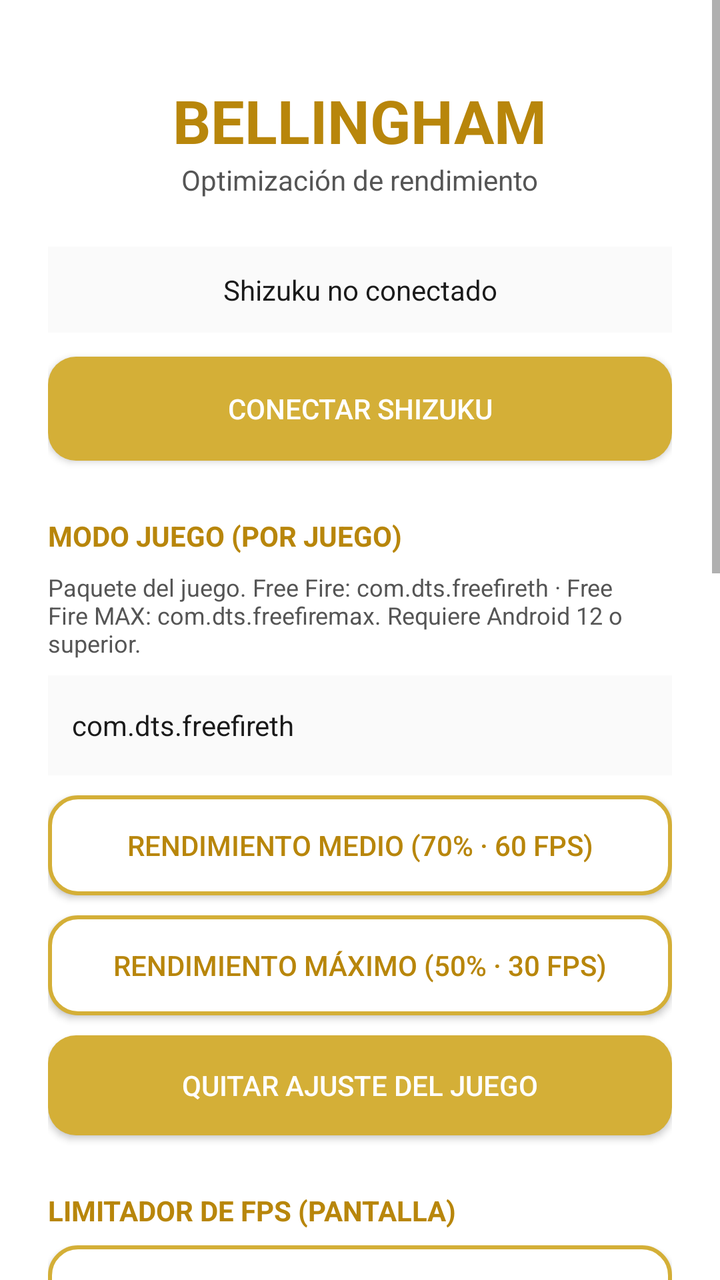
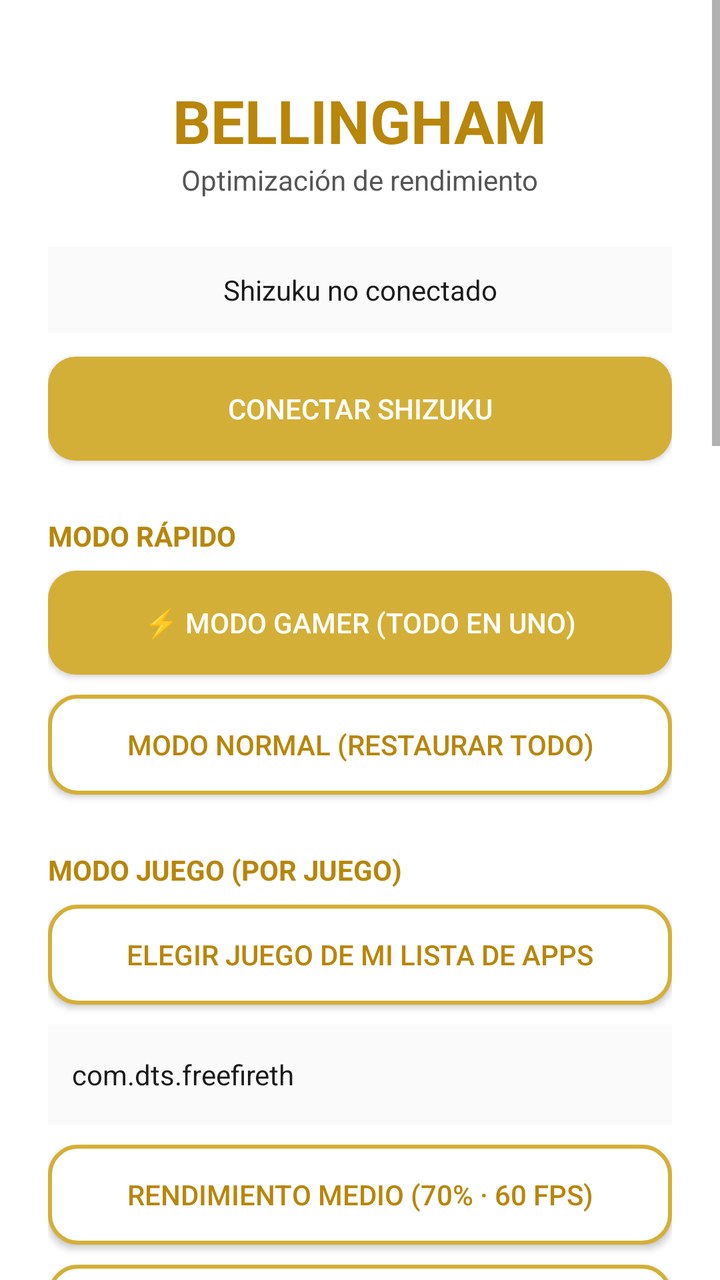

Screens rendered from an Android XML layout before and after an edit, with the pre-edit source and the edit as a unified diff.
<!-- AndroidManifest.xml: application theme Theme.Bellingham -->
<!-- res/layout/activity_main.xml -->
<?xml version="1.0" encoding="utf-8"?>
<ScrollView xmlns:android="http://schemas.android.com/apk/res/android"
    android:layout_width="match_parent"
    android:layout_height="match_parent"
    android:background="@color/white">

    <LinearLayout
        android:layout_width="match_parent"
        android:layout_height="wrap_content"
        android:orientation="vertical"
        android:padding="24dp">

        <TextView
            android:layout_width="wrap_content"
            android:layout_height="wrap_content"
            android:layout_gravity="center"
            android:text="BELLINGHAM"
            android:textColor="@color/gold_dark"
            android:textSize="30sp"
            android:textStyle="bold"
            android:layout_marginTop="16dp"/>

        <TextView
            android:layout_width="wrap_content"
            android:layout_height="wrap_content"
            android:layout_gravity="center"
            android:text="Optimización de rendimiento"
            android:textColor="@color/gray_text"
            android:textSize="14sp"
            android:layout_marginBottom="24dp"/>

        <TextView
            android:id="@+id/statusText"
            android:layout_width="match_parent"
            android:layout_height="wrap_content"
            android:text="Shizuku no conectado"
            android:textColor="@color/black"
            android:textSize="14sp"
            android:gravity="center"
            android:padding="12dp"
            android:background="@color/off_white"
            android:layout_marginBottom="12dp"/>

        <Button
            android:id="@+id/connectButton"
            android:layout_width="match_parent"
            android:layout_height="52dp"
            android:text="Conectar Shizuku"
            android:textColor="@color/white"
            android:background="@drawable/button_gold"
            android:layout_marginBottom="28dp"/>

        <TextView
            android:layout_width="wrap_content"
            android:layout_height="wrap_content"
            android:text="MODO JUEGO (POR JUEGO)"
            android:textColor="@color/gold_dark"
            android:textStyle="bold"
            android:textSize="14sp"
            android:layout_marginBottom="8dp"/>

        <TextView
            android:layout_width="match_parent"
            android:layout_height="wrap_content"
            android:text="Paquete del juego. Free Fire: com.dts.freefireth · Free Fire MAX: com.dts.freefiremax. Requiere Android 12 o superior."
            android:textColor="@color/gray_text"
            android:textSize="12sp"
            android:layout_marginBottom="8dp"/>

        <EditText
            android:id="@+id/etPackage"
            android:layout_width="match_parent"
            android:layout_height="50dp"
            android:text="com.dts.freefireth"
            android:textColor="@color/black"
            android:textSize="14sp"
            android:padding="12dp"
            android:singleLine="true"
            android:background="@color/off_white"
            android:layout_marginBottom="10dp"/>

        <Button
            android:id="@+id/btnGameMedio"
            android:layout_width="match_parent"
            android:layout_height="50dp"
            android:text="Rendimiento medio (70% · 60 FPS)"
            android:textColor="@color/gold_dark"
            android:background="@drawable/button_outline"
            android:layout_marginBottom="10dp"/>

        <Button
            android:id="@+id/btnGameMax"
            android:layout_width="match_parent"
            android:layout_height="50dp"
            android:text="Rendimiento máximo (50% · 30 FPS)"
            android:textColor="@color/gold_dark"
            android:background="@drawable/button_outline"
            android:layout_marginBottom="10dp"/>

        <Button
            android:id="@+id/btnGameReset"
            android:layout_width="match_parent"
            android:layout_height="50dp"
            android:text="Quitar ajuste del juego"
            android:textColor="@color/white"
            android:background="@drawable/button_gold"
            android:layout_marginBottom="28dp"/>

        <TextView
            android:layout_width="wrap_content"
            android:layout_height="wrap_content"
            android:text="LIMITADOR DE FPS (PANTALLA)"
            android:textColor="@color/gold_dark"
            android:textStyle="bold"
            android:textSize="14sp"
            android:layout_marginBottom="8dp"/>

        <Button
            android:id="@+id/btnFps30"
            android:layout_width="match_parent"
            android:layout_height="50dp"
            android:text="30 Hz"
            android:textColor="@color/gold_dark"
            android:background="@drawable/button_outline"
            android:layout_marginBottom="10dp"/>

        <Button
            android:id="@+id/btnFps60"
            android:layout_width="match_parent"
            android:layout_height="50dp"
            android:text="60 Hz"
            android:textColor="@color/gold_dark"
            android:background="@drawable/button_outline"
            android:layout_marginBottom="10dp"/>

        <Button
            android:id="@+id/btnFps90"
            android:layout_width="match_parent"
            android:layout_height="50dp"
            android:text="90 Hz"
            android:textColor="@color/gold_dark"
            android:background="@drawable/button_outline"
            android:layout_marginBottom="10dp"/>

        <Button
            android:id="@+id/btnFpsReset"
            android:layout_width="match_parent"
            android:layout_height="50dp"
            android:text="Automático (restaurar)"
            android:textColor="@color/white"
            android:background="@drawable/button_gold"
            android:layout_marginBottom="28dp"/>

        <TextView
            android:layout_width="wrap_content"
            android:layout_height="wrap_content"
            android:text="RESOLUCIÓN DE PANTALLA"
            android:textColor="@color/gold_dark"
            android:textStyle="bold"
            android:textSize="14sp"
            android:layout_marginBottom="8dp"/>

        <Button
            android:id="@+id/btnOriginal"
            android:layout_width="match_parent"
            android:layout_height="50dp"
            android:text="Original (restaurar)"
            android:textColor="@color/gold_dark"
            android:background="@drawable/button_outline"
            android:layout_marginBottom="10dp"/>

        <Button
            android:id="@+id/btnMedia"
            android:layout_width="match_parent"
            android:layout_height="50dp"
            android:text="Media (720x1280)"
            android:textColor="@color/gold_dark"
            android:background="@drawable/button_outline"
            android:layout_marginBottom="10dp"/>

        <Button
            android:id="@+id/btnBaja"
            android:layout_width="match_parent"
            android:layout_height="50dp"
            android:text="Baja (540x960)"
            android:textColor="@color/gold_dark"
            android:background="@drawable/button_outline"
            android:layout_marginBottom="10dp"/>

        <Button
            android:id="@+id/btnUltraBaja"
            android:layout_width="match_parent"
            android:layout_height="50dp"
            android:text="Ultra baja (480x854)"
            android:textColor="@color/gold_dark"
            android:background="@drawable/button_outline"
            android:layout_marginBottom="28dp"/>

        <TextView
            android:layout_width="wrap_content"
            android:layout_height="wrap_content"
            android:text="EXTRAS"
            android:textColor="@color/gold_dark"
            android:textStyle="bold"
            android:textSize="14sp"
            android:layout_marginBottom="8dp"/>

        <Button
            android:id="@+id/btnAnimOff"
            android:layout_width="match_parent"
            android:layout_height="50dp"
            android:text="Quitar animaciones del sistema"
            android:textColor="@color/gold_dark"
            android:background="@drawable/button_outline"
            android:layout_marginBottom="10dp"/>

        <Button
            android:id="@+id/btnAnimOn"
            android:layout_width="match_parent"
            android:layout_height="50dp"
            android:text="Restaurar animaciones"
            android:textColor="@color/gold_dark"
            android:background="@drawable/button_outline"
            android:layout_marginBottom="10dp"/>

        <Button
            android:id="@+id/btnRam"
            android:layout_width="match_parent"
            android:layout_height="52dp"
            android:text="Cerrar apps en segundo plano"
            android:textColor="@color/white"
            android:background="@drawable/button_gold"
            android:layout_marginBottom="40dp"/>

    </LinearLayout>
</ScrollView>
<!-- resources referenced by this layout -->
<resources>
  <color name="black">#1A1A1A</color>
  <color name="gold_dark">#B8860B</color>
  <color name="gray_text">#555555</color>
  <color name="off_white">#FAFAFA</color>
  <color name="white">#FFFFFF</color>
  <!-- drawable button_gold (drawable) -->
  <?xml version="1.0" encoding="utf-8"?>
  <shape xmlns:android="http://schemas.android.com/apk/res/android">
      <solid android:color="@color/gold"/>
      <corners android:radius="14dp"/>
  </shape>
  <!-- drawable button_outline (drawable) -->
  <?xml version="1.0" encoding="utf-8"?>
  <shape xmlns:android="http://schemas.android.com/apk/res/android">
      <solid android:color="@color/white"/>
      <stroke android:width="2dp" android:color="@color/gold"/>
      <corners android:radius="14dp"/>
  </shape>
  <style name="Theme.Bellingham" parent="Theme.MaterialComponents.Light.NoActionBar">
          <item name="colorPrimary">@color/gold</item>
          <item name="colorPrimaryDark">@color/gold_dark</item>
          <item name="colorAccent">@color/gold</item>
          <item name="android:windowBackground">@color/white</item>
          <item name="android:statusBarColor">@color/white</item>
          <item name="android:windowLightStatusBar">true</item>
      </style>
  <color name="gold">#D4AF37</color>
</resources>

<!-- the commit's change to res/layout/activity_main.xml (unified diff, before → after) -->
@@ -53,19 +53,47 @@
         <TextView
             android:layout_width="wrap_content"
             android:layout_height="wrap_content"
+            android:text="MODO RÁPIDO"
+            android:textColor="@color/gold_dark"
+            android:textStyle="bold"
+            android:textSize="14sp"
+            android:layout_marginBottom="8dp"/>
+
+        <Button
+            android:id="@+id/btnModoGamer"
+            android:layout_width="match_parent"
+            android:layout_height="52dp"
+            android:text="⚡ Modo Gamer (todo en uno)"
+            android:textColor="@color/white"
+            android:background="@drawable/button_gold"
+            android:layout_marginBottom="10dp"/>
+
+        <Button
+            android:id="@+id/btnModoNormal"
+            android:layout_width="match_parent"
+            android:layout_height="50dp"
+            android:text="Modo Normal (restaurar todo)"
+            android:textColor="@color/gold_dark"
+            android:background="@drawable/button_outline"
+            android:layout_marginBottom="28dp"/>
+
+        <TextView
+            android:layout_width="wrap_content"
+            android:layout_height="wrap_content"
             android:text="MODO JUEGO (POR JUEGO)"
             android:textColor="@color/gold_dark"
             android:textStyle="bold"
             android:textSize="14sp"
             android:layout_marginBottom="8dp"/>
 
-        <TextView
-            android:layout_width="match_parent"
-            android:layout_height="wrap_content"
-            android:text="Paquete del juego. Free Fire: com.dts.freefireth · Free Fire MAX: com.dts.freefiremax. Requiere Android 12 o superior."
-            android:textColor="@color/gray_text"
-            android:textSize="12sp"
-            android:layout_marginBottom="8dp"/>
+        <Button
+            android:id="@+id/btnElegirJuego"
+            android:layout_width="match_parent"
+            android:layout_height="50dp"
+            android:text="Elegir juego de mi lista de apps"
+            android:textColor="@color/gold_dark"
+            android:background="@drawable/button_outline"
+            android:layout_marginBottom="10dp"/>
 
         <EditText
             android:id="@+id/etPackage"
@@ -98,6 +126,15 @@
             android:layout_marginBottom="10dp"/>
 
         <Button
+            android:id="@+id/btnCompilar"
+            android:layout_width="match_parent"
+            android:layout_height="50dp"
+            android:text="Optimizar juego (compilar)"
+            android:textColor="@color/gold_dark"
+            android:background="@drawable/button_outline"
+            android:layout_marginBottom="10dp"/>
+
+        <Button
             android:id="@+id/btnGameReset"
             android:layout_width="match_parent"
             android:layout_height="50dp"
@@ -194,6 +231,23 @@
             android:text="Ultra baja (480x854)"
             android:textColor="@color/gold_dark"
             android:background="@drawable/button_outline"
+            android:layout_marginBottom="16dp"/>
+
+        <TextView
+            android:id="@+id/dpiLabel"
+            android:layout_width="match_parent"
+            android:layout_height="wrap_content"
+            android:text="Densidad (DPI): auto"
+            android:textColor="@color/gray_text"
+            android:textSize="12sp"
+            android:layout_marginBottom="4dp"/>
+
+        <SeekBar
+            android:id="@+id/dpiSlider"
+            android:layout_width="match_parent"
+            android:layout_height="wrap_content"
+            android:max="320"
+            android:progress="160"
             android:layout_marginBottom="28dp"/>
 
         <TextView
@@ -204,6 +258,24 @@
             android:textStyle="bold"
             android:textSize="14sp"
             android:layout_marginBottom="8dp"/>
+
+        <Button
+            android:id="@+id/btnOverlayStart"
+            android:layout_width="match_parent"
+            android:layout_height="50dp"
+            android:text="Activar overlay de FPS/RAM en pantalla"
+            android:textColor="@color/gold_dark"
+            android:background="@drawable/button_outline"
+            android:layout_marginBottom="10dp"/>
+
+        <Button
+            android:id="@+id/btnOverlayStop"
+            android:layout_width="match_parent"
+            android:layout_height="50dp"
+            android:text="Detener overlay"
+            android:textColor="@color/gold_dark"
+            android:background="@drawable/button_outline"
+            android:layout_marginBottom="10dp"/>
 
         <Button
             android:id="@+id/btnAnimOff"
